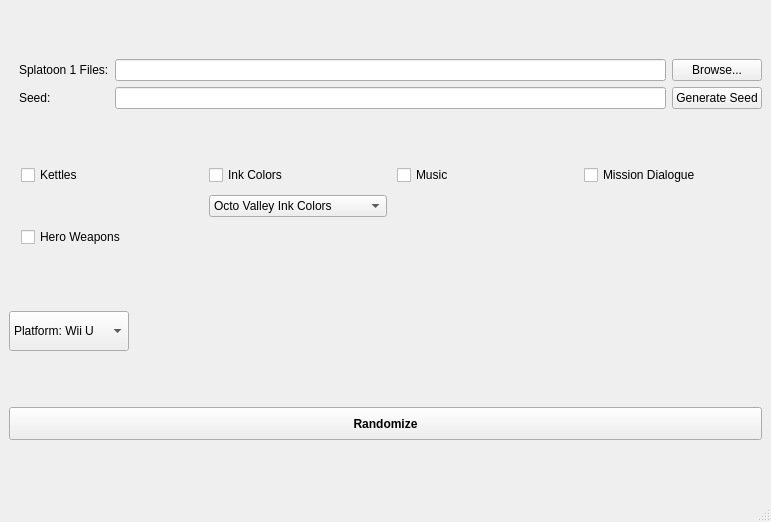
First picture: the form in mainUI.ui, repository techmuse8/Octo-Valley-Randomizer, before the edit.
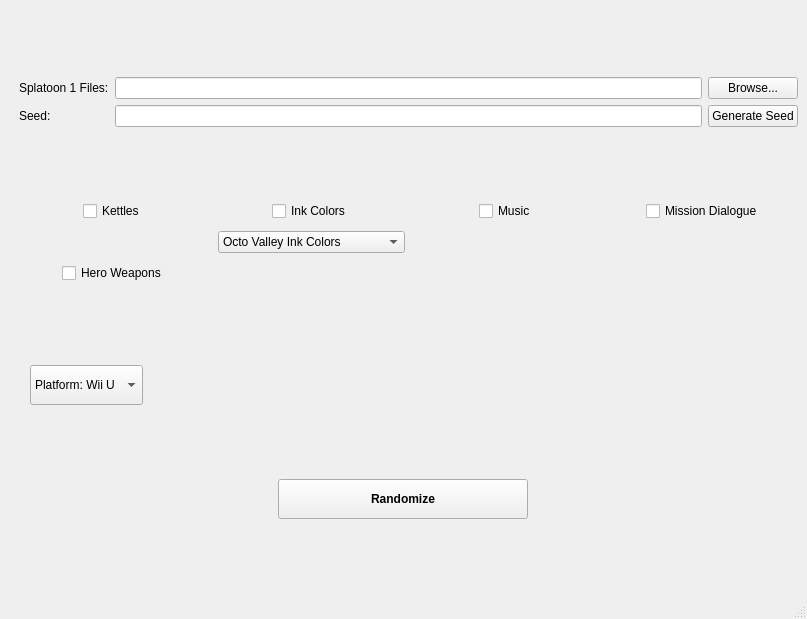
Second picture: the form after the edit.

Commit message:
added the weapon randomizer for console, UI adjustments to be more centered, error logging, and some added hashes
I'll add the rest of the hashes later

What changed in the file:
```diff
--- a/mainUI.ui
+++ b/mainUI.ui
@@ -9,8 +9,8 @@
    <rect>
     <x>0</x>
     <y>0</y>
-    <width>771</width>
-    <height>522</height>
+    <width>807</width>
+    <height>619</height>
    </rect>
   </property>
   <property name="windowTitle">
@@ -101,20 +101,27 @@
       </property>
       <item>
        <layout class="QGridLayout" name="gridLayout_2">
-        <item row="5" column="0">
-         <widget class="QCheckBox" name="heroWeaponCheckBox">
+        <item row="1" column="2" alignment="Qt::AlignHCenter">
+         <widget class="QCheckBox" name="musicCheckBox">
           <property name="text">
-           <string>Hero Weapons</string>
+           <string>Music</string>
           </property>
          </widget>
         </item>
-        <item row="1" column="1">
+        <item row="1" column="1" alignment="Qt::AlignHCenter">
          <widget class="QCheckBox" name="inkColorCheckBox">
           <property name="text">
            <string>Ink Colors</string>
           </property>
          </widget>
         </item>
+        <item row="5" column="0" alignment="Qt::AlignHCenter">
+         <widget class="QCheckBox" name="heroWeaponCheckBox">
+          <property name="text">
+           <string>Hero Weapons</string>
+          </property>
+         </widget>
+        </item>
         <item row="2" column="1">
          <widget class="QComboBox" name="inkColorSetDropdown">
           <item>
@@ -129,7 +136,7 @@
           </item>
          </widget>
         </item>
-        <item row="1" column="0">
+        <item row="1" column="0" alignment="Qt::AlignHCenter">
          <widget class="QCheckBox" name="kettlesCheckbox">
           <property name="whatsThis">
            <string extracomment="This is X"/>
@@ -142,14 +149,7 @@
           </property>
          </widget>
         </item>
-        <item row="1" column="2">
-         <widget class="QCheckBox" name="musicCheckBox">
-          <property name="text">
-           <string>Music</string>
-          </property>
-         </widget>
-        </item>
-        <item row="1" column="3">
+        <item row="1" column="3" alignment="Qt::AlignHCenter">
          <widget class="QCheckBox" name="missionDialogueCheckBox">
           <property name="text">
            <string>Mission Dialogue</string>
@@ -161,16 +161,27 @@
      </layout>
     </item>
     <item>
+     <layout class="QHBoxLayout" name="platformLayout">
+      <property name="leftMargin">
+       <number>21</number>
+      </property>
+      <property name="topMargin">
+       <number>0</number>
+      </property>
+      <property name="rightMargin">
+       <number>0</number>
+      </property>
+      <property name="bottomMargin">
+       <number>0</number>
+      </property>
+      <item alignment="Qt::AlignLeft">
      <widget class="QComboBox" name="platformDropdown">
       <property name="maximumSize">
        <size>
-        <width>120</width>
+          <width>170</width>
         <height>40</height>
        </size>
       </property>
-      <property name="placeholderText">
-       <string/>
-      </property>
       <property name="frame">
        <bool>true</bool>
       </property>
@@ -186,19 +197,20 @@
       </item>
      </widget>
     </item>
-    <item>
-     <layout class="QHBoxLayout" name="horizontalLayout_3">
-      <item>
-       <layout class="QGridLayout" name="gridLayout_3"/>
-      </item>
      </layout>
     </item>
-    <item>
+    <item alignment="Qt::AlignHCenter">
      <widget class="QPushButton" name="randomizeButton">
       <property name="minimumSize">
        <size>
-        <width>0</width>
-        <height>33</height>
+        <width>250</width>
+        <height>0</height>
+       </size>
+      </property>
+      <property name="maximumSize">
+       <size>
+        <width>250</width>
+        <height>40</height>
        </size>
       </property>
       <property name="font">
@@ -219,7 +231,7 @@
     <rect>
      <x>0</x>
      <y>0</y>
-     <width>771</width>
+     <width>807</width>
      <height>22</height>
     </rect>
    </property>
```
Lines whose indentation alone changed are shown as unchanged. The commit also changes 3 other files.
